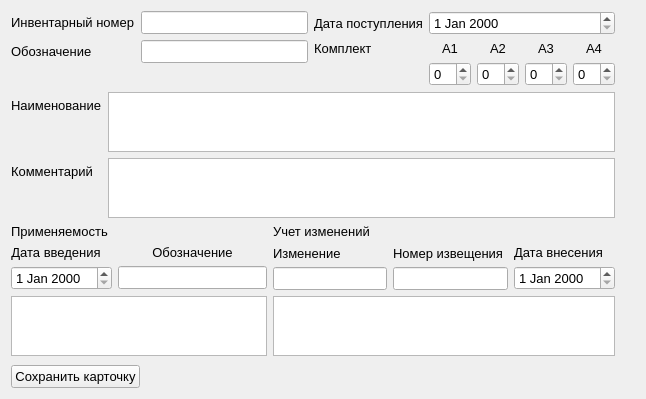
Lelius/FileLibrary, file cardeditform.ui: the form before one commit.
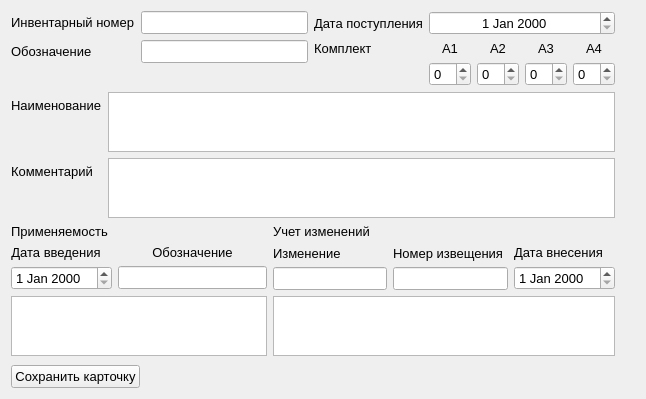
The form after the commit.

Commit message: Добавил в cardviewform.ui четыре tableWidget под таблицы учета заполняемые из qvector.

Patch:
```diff
--- a/cardeditform.ui
+++ b/cardeditform.ui
@@ -220,6 +220,9 @@
              <pointsize>10</pointsize>
             </font>
            </property>
+           <property name="alignment">
+            <set>Qt::AlignCenter</set>
+           </property>
           </widget>
          </item>
         </layout>
```
The commit also changes 4 other files.
